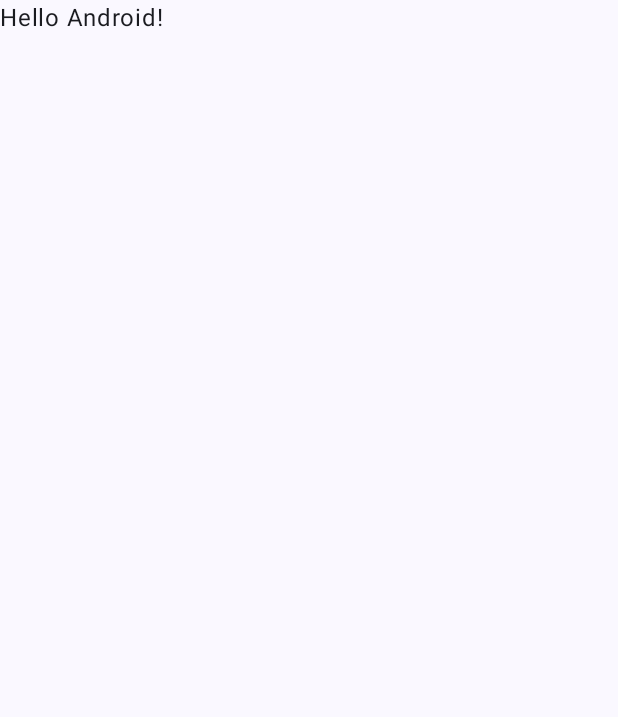
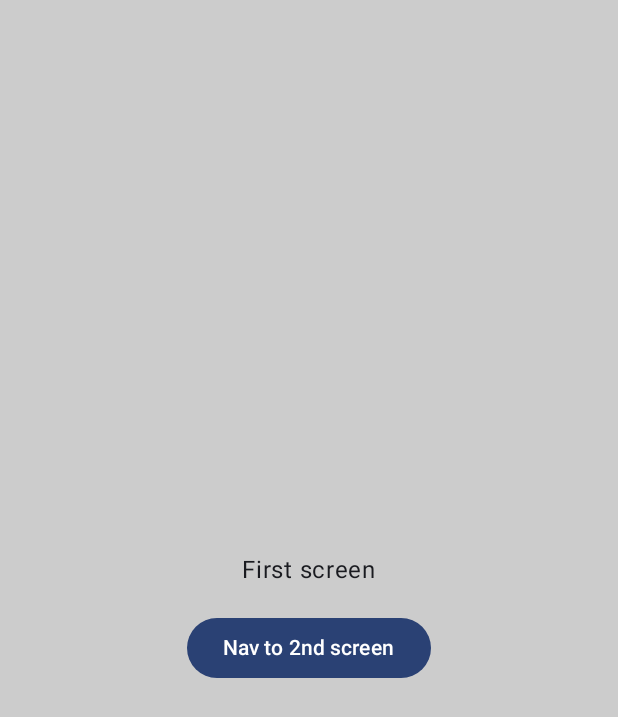
Before and after one commit to 1937Carrie/ComposeNavigationWithDataClassArguments, an Android app built with Jetpack Compose: the screen it shows after launch (MainActivity), on a phone screen of 412 x 824 dp. Before the commit the part shown is almost empty. Shown: the top 717 px of the screen. Run offline under Robolectric (Android 15) with nearby library versions, the phone set to English and light mode, and no system bars.

Commit message:
Added code

```diff
--- a/app/src/main/java/com/example/navigation/MainActivity.kt
+++ b/app/src/main/java/com/example/navigation/MainActivity.kt
@@ -1,17 +1,26 @@
 package com.example.navigation
 
+import android.os.Build
 import android.os.Bundle
+import android.os.Parcelable
 import androidx.activity.ComponentActivity
 import androidx.activity.compose.setContent
 import androidx.activity.enableEdgeToEdge
 import androidx.compose.foundation.layout.fillMaxSize
 import androidx.compose.foundation.layout.padding
 import androidx.compose.material3.Scaffold
-import androidx.compose.material3.Text
-import androidx.compose.runtime.Composable
 import androidx.compose.ui.Modifier
-import androidx.compose.ui.tooling.preview.Preview
+import androidx.navigation.NavType
+import androidx.navigation.compose.NavHost
+import androidx.navigation.compose.composable
+import androidx.navigation.compose.rememberNavController
+import androidx.navigation.toRoute
 import com.example.navigation.ui.theme.ComposeNavigationWithDataClassArgumentsTheme
+import kotlinx.parcelize.Parcelize
+import kotlinx.serialization.Serializable
+import kotlinx.serialization.encodeToString
+import kotlinx.serialization.json.Json
+import kotlin.reflect.typeOf
 
 class MainActivity : ComponentActivity() {
     override fun onCreate(savedInstanceState: Bundle?) {
@@ -20,28 +29,59 @@ class MainActivity : ComponentActivity() {
         setContent {
             ComposeNavigationWithDataClassArgumentsTheme {
                 Scaffold(modifier = Modifier.fillMaxSize()) { innerPadding ->
-                    Greeting(
-                        name = "Android",
-                        modifier = Modifier.padding(innerPadding)
-                    )
+                    val navController = rememberNavController()
+                    NavHost(navController = navController, startDestination = First) {
+                        composable<First> {
+                            TestScreen(
+                                screenNumber = "First screen",
+                                onNavigate = {
+                                    navController.navigate(Second(Name("test name")))
+                                },
+                                modifier = Modifier.padding(innerPadding),
+                            )
+                        }
+                        composable<Second>(
+                            typeMap = mapOf(typeOf<Name>() to parcelableType<Name>())
+                        ) { backStackEntry ->
+                            val profile: Second = backStackEntry.toRoute()
+                            TestScreen(
+                                screenNumber = "${profile.name.value} screen",
+                                onNavigate = { navController.navigate(First) },
+                                modifier = Modifier.padding(innerPadding)
+                            )
+                        }
+                    }
                 }
             }
         }
     }
 }
 
-@Composable
-fun Greeting(name: String, modifier: Modifier = Modifier) {
-    Text(
-        text = "Hello $name!",
-        modifier = modifier
-    )
+@Serializable
+object First
+
+@Serializable
+data class Second(val name: Name)
+
+@Serializable
+@Parcelize
+data class Name(val value: String) : Parcelable
+
+inline fun <reified T : Parcelable> parcelableType(
+    isNullableAllowed: Boolean = false,
+    json: Json = Json,
+) = object : NavType<T>(isNullableAllowed = isNullableAllowed) {
+    override fun get(bundle: Bundle, key: String) =
+        if (Build.VERSION.SDK_INT >= Build.VERSION_CODES.TIRAMISU) {
+            bundle.getParcelable(key, T::class.java)
+        } else {
+            @Suppress("DEPRECATION")
+            bundle.getParcelable(key)
+        }
+
+    override fun parseValue(value: String): T = json.decodeFromString(value)
+
+    override fun serializeAsValue(value: T): String = json.encodeToString(value)
+
+    override fun put(bundle: Bundle, key: String, value: T) = bundle.putParcelable(key, value)
 }
-
-@Preview(showBackground = true)
-@Composable
-fun GreetingPreview() {
-    ComposeNavigationWithDataClassArgumentsTheme {
-        Greeting("Android")
-    }
-}
--- /dev/null
+++ b/app/src/main/java/com/example/navigation/TestScreen.kt
@@ -0,0 +1,48 @@
+package com.example.navigation
+
+import androidx.compose.foundation.background
+import androidx.compose.foundation.layout.Arrangement
+import androidx.compose.foundation.layout.Column
+import androidx.compose.foundation.layout.fillMaxSize
+import androidx.compose.material3.Button
+import androidx.compose.material3.Text
+import androidx.compose.runtime.Composable
+import androidx.compose.ui.Alignment
+import androidx.compose.ui.Modifier
+import androidx.compose.ui.graphics.Color
+import androidx.compose.ui.tooling.preview.Preview
+import androidx.compose.ui.unit.dp
+import com.example.navigation.ui.theme.ComposeNavigationWithDataClassArgumentsTheme
+
+@Composable
+fun TestScreen(
+    screenNumber: String,
+    onNavigate: () -> Unit,
+    modifier: Modifier = Modifier,
+) {
+    Column(
+        modifier = Modifier
+            .background(Color.LightGray)
+            .fillMaxSize()
+            .then(modifier),
+        verticalArrangement = Arrangement.spacedBy(16.dp, Alignment.CenterVertically),
+        horizontalAlignment = Alignment.CenterHorizontally
+    ) {
+        Text(
+            text = screenNumber,
+            modifier = modifier
+        )
+        Button(onClick = onNavigate) {
+            Text(text = "Nav to 2nd screen")
+        }
+    }
+
+}
+
+@Preview(showBackground = true)
+@Composable
+fun TestScreenPreview() {
+    ComposeNavigationWithDataClassArgumentsTheme {
+        TestScreen("Screen number", {})
+    }
+}
```
